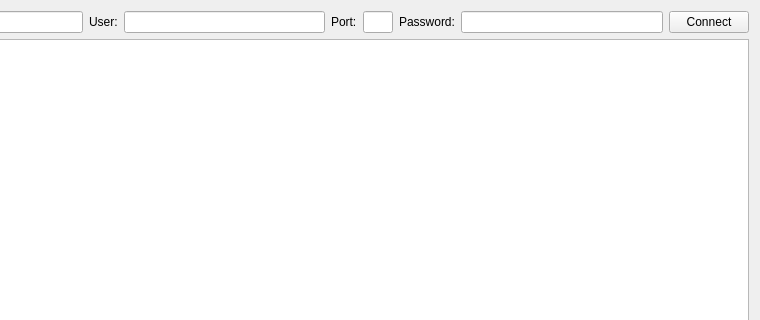
Above: src/app/remotefiledialog.ui from fmi-basel/faim-cryoflare before the change; both pictures show x 164 to 924 and y 0 to 320 of the 924 by 490 pixel window. Below: the same form after it.
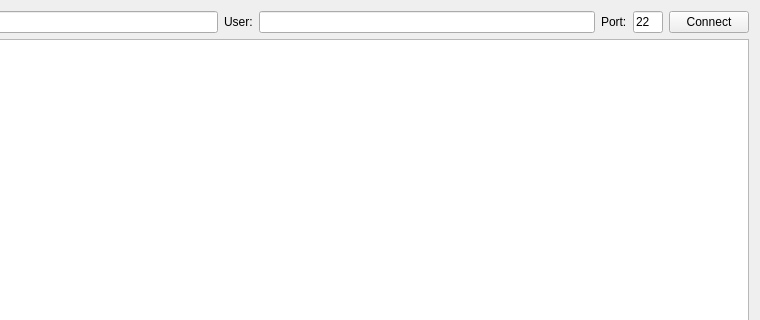
That is the form after the change.

```diff
--- a/src/app/remotefiledialog.ui
+++ b/src/app/remotefiledialog.ui
@@ -71,25 +71,8 @@
          <height>16777215</height>
         </size>
        </property>
-      </widget>
-     </item>
-     <item>
-      <widget class="QLabel" name="label">
        <property name="text">
-        <string>Password:</string>
-       </property>
-      </widget>
-     </item>
-     <item>
-      <widget class="QLineEdit" name="password">
-       <property name="sizePolicy">
-        <sizepolicy hsizetype="Expanding" vsizetype="Fixed">
-         <horstretch>1</horstretch>
-         <verstretch>0</verstretch>
-        </sizepolicy>
-       </property>
-       <property name="echoMode">
-        <enum>QLineEdit::Password</enum>
+        <string>22</string>
        </property>
       </widget>
      </item>
```
